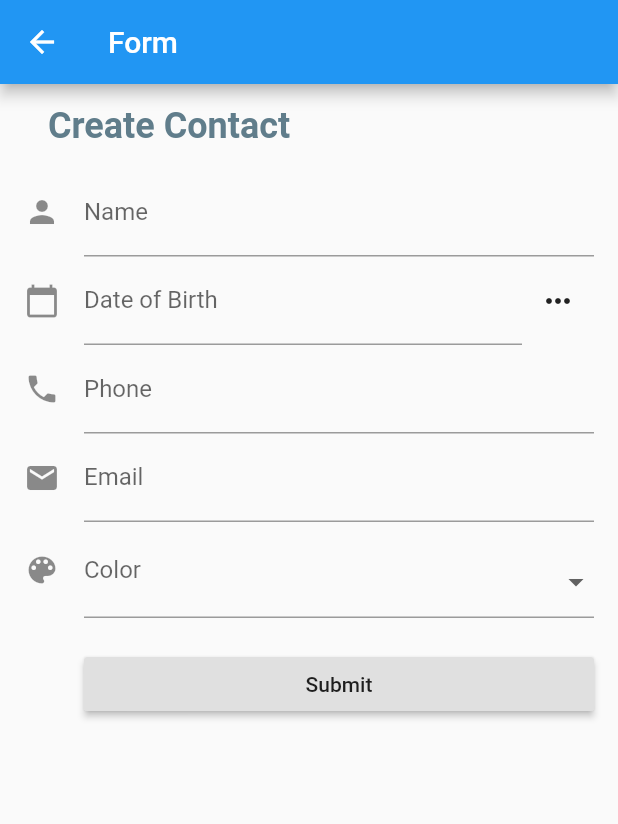
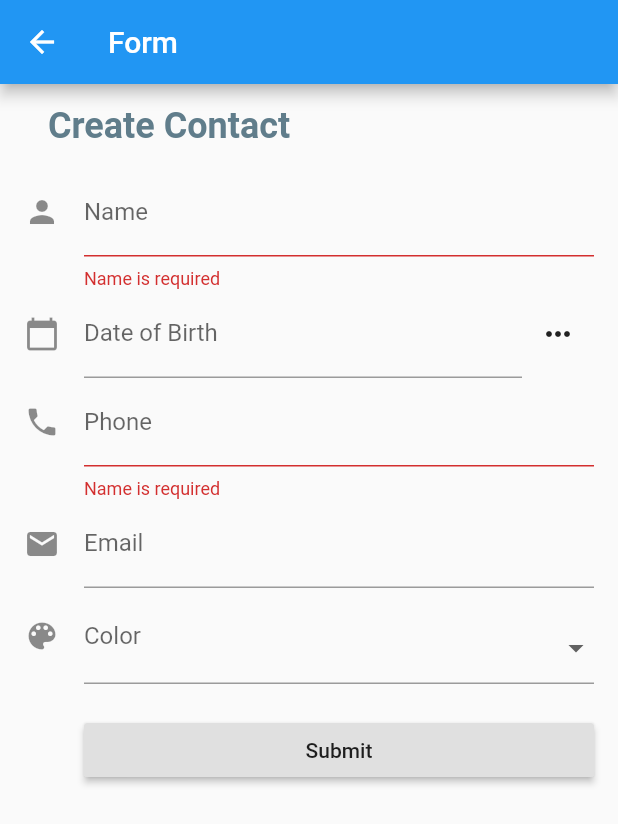
Before and after one commit to prabeen04/flutter-starter, a Flutter app: the screen it shows after launch, in the side drawer, after a tap on "Form", on a phone screen of 412 x 824 dp. Shown: the top 824 px of the screen. Run offline on Flutter 3.47's test engine with Material 2 defaults, Android fonts, the phone set to English and light mode, and no system bars; our stand-ins replace contacts_service; missing offline and left inert: simple_permissions, validate; network calls fail.

Commit message:
validators implemented

```diff
--- a/lib/screens/FormScreen.dart
+++ b/lib/screens/FormScreen.dart
@@ -3,6 +3,7 @@ import 'dart:async';
 import 'package:intl/intl.dart';
 import '../models/contact.dart';
 import '../services/contact_service.dart';
+
 class FormScreen extends StatefulWidget {
   @override
   _FormScreenState createState() => _FormScreenState();
@@ -50,10 +51,18 @@ class _FormScreenState extends State<FormScreen> {
     var d = convertToDate(dob);
     return d != null && d.isBefore(new DateTime.now());
   }
-bool isValidEmail(String input) {
-    final RegExp regex = new RegExp(r"^[a-zA-Z0-9.!#$%&'*+/=?^_`{|}~-]+@[a-zA-Z0-9](?:[a-zA-Z0-9-]{0,253}[a-zA-Z0-9])?(?:\.[a-zA-Z0-9](?:[a-zA-Z0-9-]{0,253}[a-zA-Z0-9])?)*$");
+
+  bool isValidEmail(String input) {
+    final RegExp regex = new RegExp(
+        r"^[a-zA-Z0-9.!#$%&'*+/=?^_`{|}~-]+@[a-zA-Z0-9](?:[a-zA-Z0-9-]{0,253}[a-zA-Z0-9])?(?:\.[a-zA-Z0-9](?:[a-zA-Z0-9-]{0,253}[a-zA-Z0-9])?)*$");
     return regex.hasMatch(input);
   }
+
+  bool isValidPhoneNumber(String input) {
+    final RegExp regex = new RegExp(r'^\(\d\d\d\)\d\d\d\-\d\d\d\d$');
+    return regex.hasMatch(input);
+  }
+
   void _submitForm() {
     final FormState form = _formKey.currentState;
 
@@ -109,6 +118,8 @@ bool isValidEmail(String input) {
                       icon: const Icon(Icons.person),
                       labelText: 'Name',
                     ),
+                    // inputFormatters: [new LengthLimitingTextInputFormatter(30)],
+                    validator: (val) => val.isEmpty ? 'Name is required' : null,
                     onSaved: (val) => newContact.name = val,
                   ),
                   new Row(children: <Widget>[
@@ -138,9 +149,8 @@ bool isValidEmail(String input) {
                       labelText: 'Phone',
                     ),
                     keyboardType: TextInputType.phone,
-                    inputFormatters: [
-                      // WhitelistingTextInputFormatter.digitsOnly,
-                    ],
+                    // inputFormatters: [new LengthLimitingTextInputFormatter(30)],
+                    validator: (val) => val.isEmpty ? 'Name is required' : null,
                     onSaved: (val) => newContact.phone = val,
                   ),
                   TextFormField(
```
